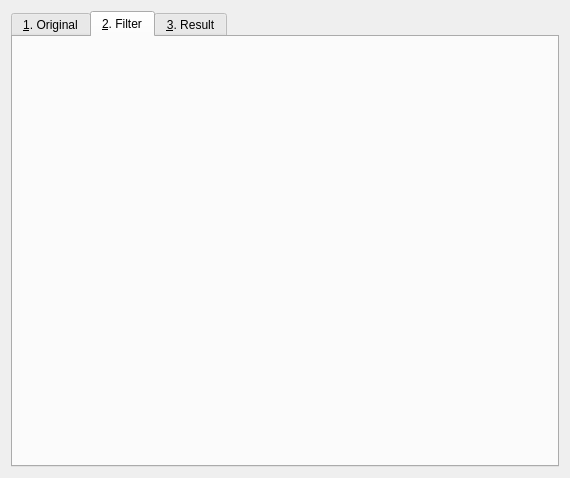
Before: the Qt Designer form Tools/ToolFilterOperationer/qtfilteroperationermaindialog.ui in richelbilderbeek/ProjectRichelBilderbeek, drawn with Qt 5.
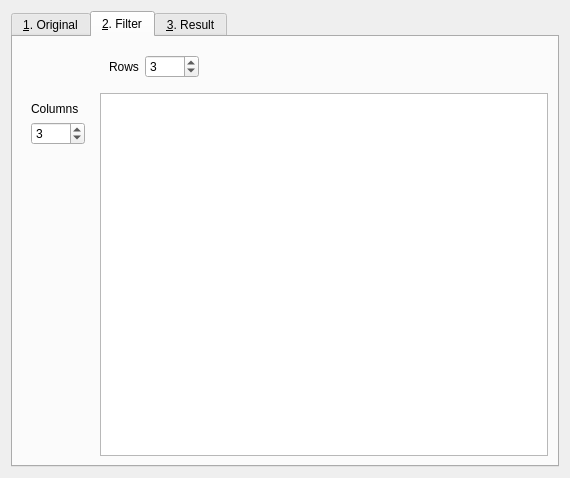
After: the same form once the commit is applied. The open tabs and pages were chosen to show the change.

Patch:
```diff
--- a/Tools/ToolFilterOperationer/qtfilteroperationermaindialog.ui
+++ b/Tools/ToolFilterOperationer/qtfilteroperationermaindialog.ui
@@ -47,6 +47,89 @@
       <attribute name="title">
        <string>&amp;2. Filter</string>
       </attribute>
+      <layout class="QGridLayout" name="gridLayout_2">
+       <item row="0" column="1">
+        <widget class="QWidget" name="widget_filter_rows" native="true">
+         <layout class="QHBoxLayout" name="horizontalLayout_2">
+          <item>
+           <widget class="QLabel" name="label_filter_rows">
+            <property name="text">
+             <string>Rows</string>
+            </property>
+           </widget>
+          </item>
+          <item>
+           <widget class="QSpinBox" name="box_filter_rows">
+            <property name="minimum">
+             <number>1</number>
+            </property>
+            <property name="maximum">
+             <number>1024</number>
+            </property>
+            <property name="value">
+             <number>3</number>
+            </property>
+           </widget>
+          </item>
+          <item>
+           <spacer name="spacer_filter_rows">
+            <property name="orientation">
+             <enum>Qt::Horizontal</enum>
+            </property>
+            <property name="sizeHint" stdset="0">
+             <size>
+              <width>40</width>
+              <height>20</height>
+             </size>
+            </property>
+           </spacer>
+          </item>
+         </layout>
+        </widget>
+       </item>
+       <item row="1" column="0">
+        <widget class="QWidget" name="widget_filter_cols" native="true">
+         <layout class="QVBoxLayout" name="verticalLayout_3">
+          <item>
+           <widget class="QLabel" name="label_filter_cols">
+            <property name="text">
+             <string>Columns</string>
+            </property>
+           </widget>
+          </item>
+          <item>
+           <widget class="QSpinBox" name="box_filter_cols">
+            <property name="minimum">
+             <number>1</number>
+            </property>
+            <property name="maximum">
+             <number>1024</number>
+            </property>
+            <property name="value">
+             <number>3</number>
+            </property>
+           </widget>
+          </item>
+          <item>
+           <spacer name="spacer_filter_cols">
+            <property name="orientation">
+             <enum>Qt::Vertical</enum>
+            </property>
+            <property name="sizeHint" stdset="0">
+             <size>
+              <width>20</width>
+              <height>40</height>
+             </size>
+            </property>
+           </spacer>
+          </item>
+         </layout>
+        </widget>
+       </item>
+       <item row="1" column="1">
+        <widget class="QTableView" name="filter"/>
+       </item>
+      </layout>
      </widget>
      <widget class="QWidget" name="tab_result">
       <attribute name="title">
```
Left out of the diff: 63 changed lines with no effect on the pictures.
